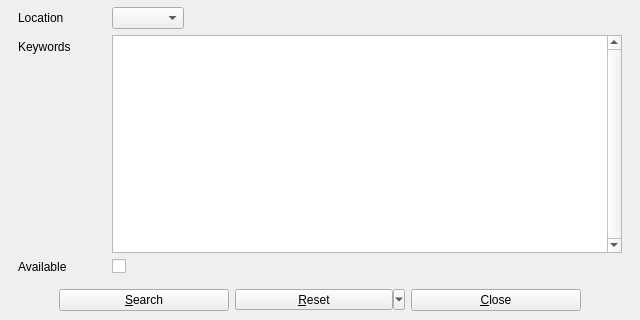
Old version of the form allinfo.ui in the repository textbrowser/biblioteq; both pictures show x 0 to 640 and y 685 to 1005 of the 640 by 1005 pixel window.
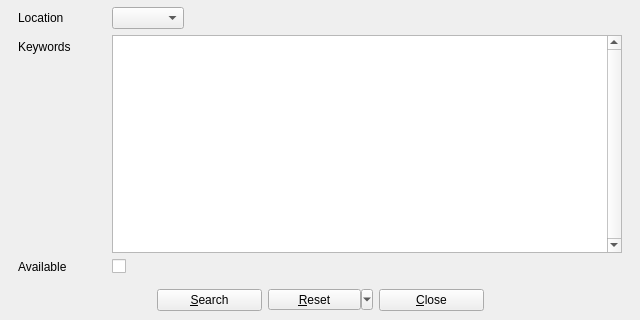
New version of the form. Icons and pictures are not drawn.

Commit message: Version 6.70. Smaller buttons.

```diff
--- a/allinfo.ui
+++ b/allinfo.ui
@@ -349,7 +349,7 @@
         </property>
         <property name="minimumSize">
          <size>
-          <width>170</width>
+          <width>105</width>
           <height>0</height>
          </size>
         </property>
@@ -366,7 +366,7 @@
        <widget class="QToolButton" name="resetButton">
         <property name="minimumSize">
          <size>
-          <width>170</width>
+          <width>105</width>
           <height>0</height>
          </size>
         </property>
@@ -382,7 +382,7 @@
        <widget class="QPushButton" name="cancelButton">
         <property name="minimumSize">
          <size>
-          <width>170</width>
+          <width>105</width>
           <height>0</height>
          </size>
         </property>
```
Left out of the diff: 2 changed lines with no effect on the pictures. The commit also changes 7 other files.
